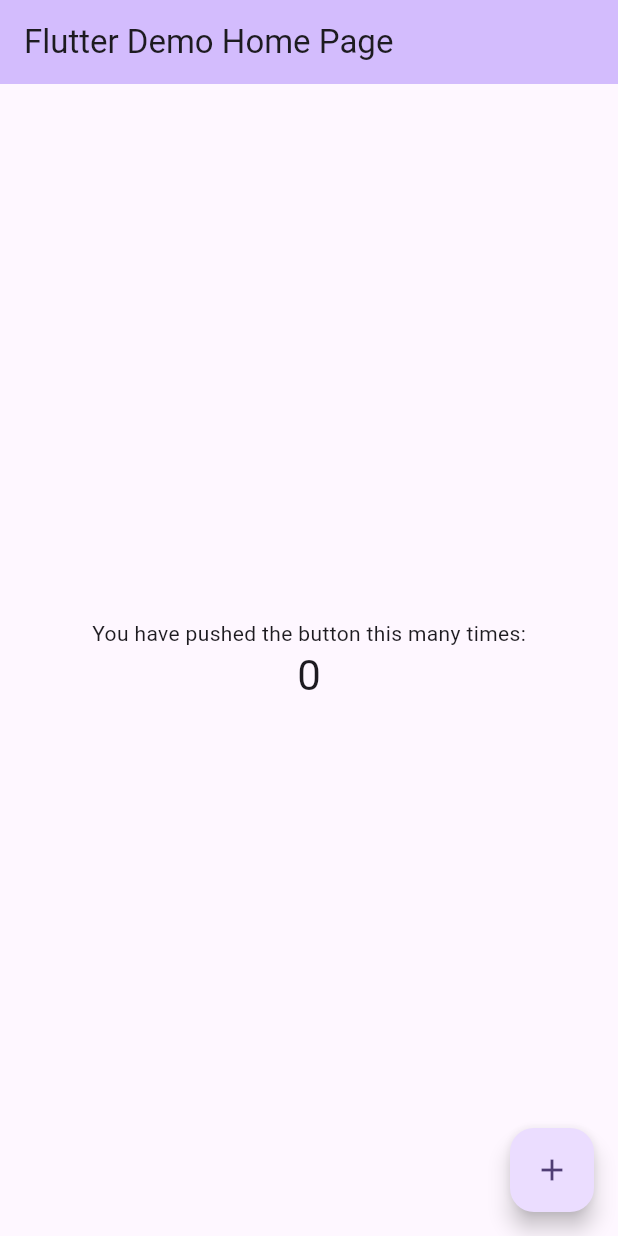
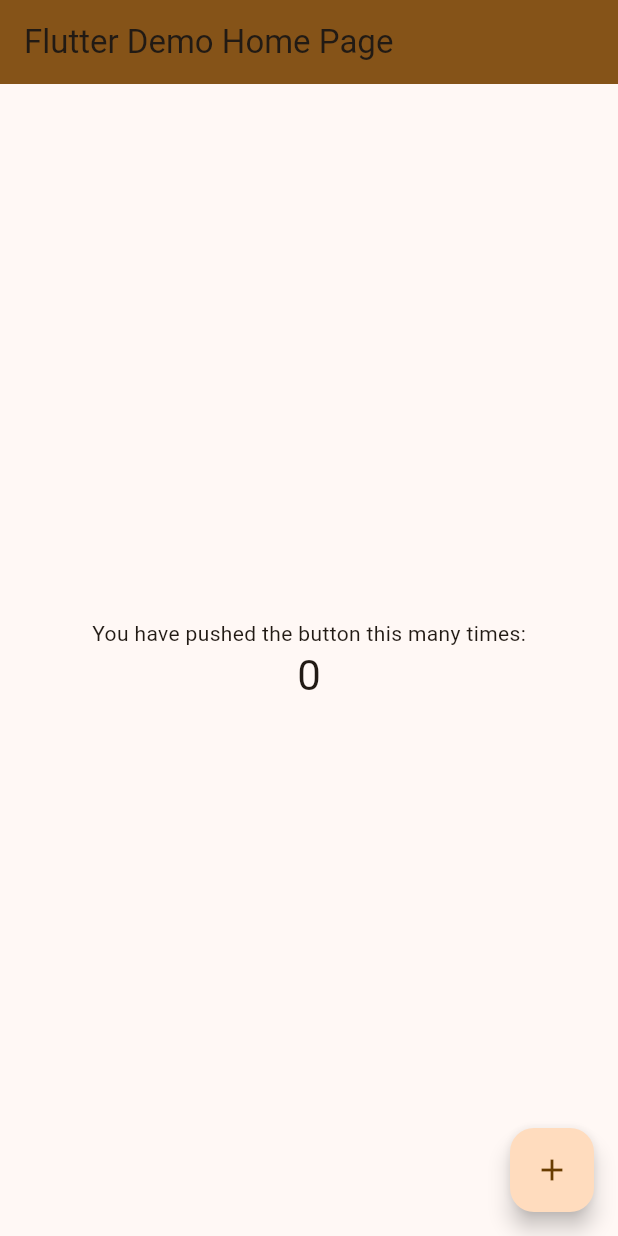
Before and after one commit to TannerAssenmacher/AI-Nutrition-Assistant, a Flutter app: the screen it shows after launch, on a phone screen of 412 x 824 dp. Run offline on Flutter 3.47's test engine with Material 3 defaults, Android fonts, the phone set to English and light mode, and no system bars.

Commit message:
Set theme color to orange

```diff
--- a/lib/main.dart
+++ b/lib/main.dart
@@ -28,7 +28,7 @@ class MyApp extends StatelessWidget {
         //
         // This works for code too, not just values: Most code changes can be
         // tested with just a hot reload.
-        colorScheme: ColorScheme.fromSeed(seedColor: Colors.deepPurple),
+        colorScheme: ColorScheme.fromSeed(seedColor: Colors.orange),
       ),
       home: const MyHomePage(title: 'Flutter Demo Home Page'),
     );
@@ -80,7 +80,7 @@ class _MyHomePageState extends State<MyHomePage> {
         // TRY THIS: Try changing the color here to a specific color (to
         // Colors.amber, perhaps?) and trigger a hot reload to see the AppBar
         // change color while the other colors stay the same.
-        backgroundColor: Theme.of(context).colorScheme.inversePrimary,
+        backgroundColor: Theme.of(context).colorScheme.primary,
         // Here we take the value from the MyHomePage object that was created by
         // the App.build method, and use it to set our appbar title.
         title: Text(widget.title),
```
